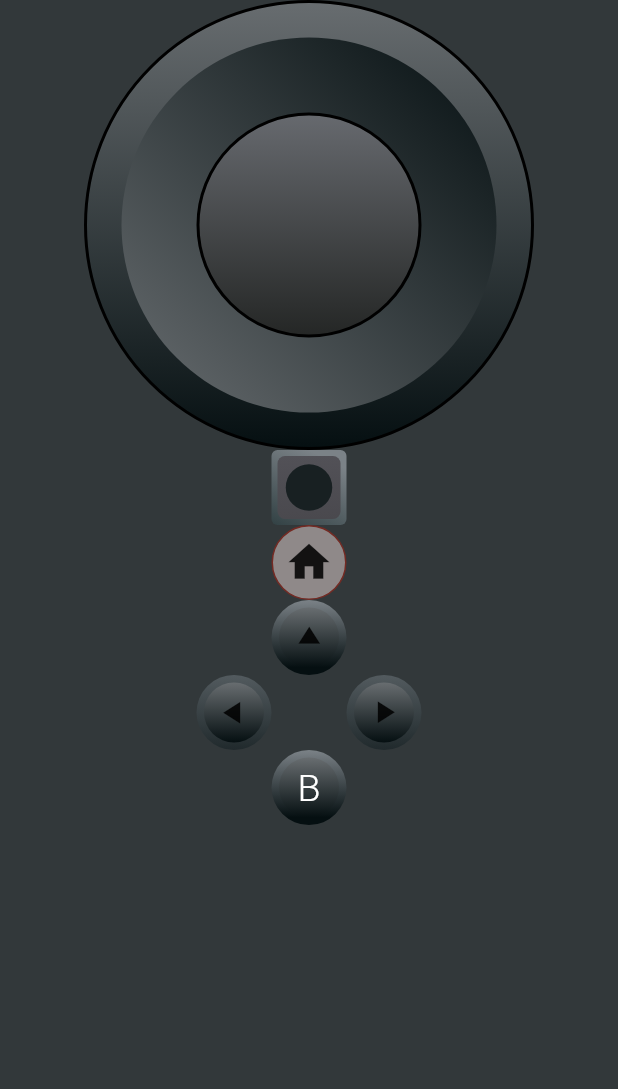
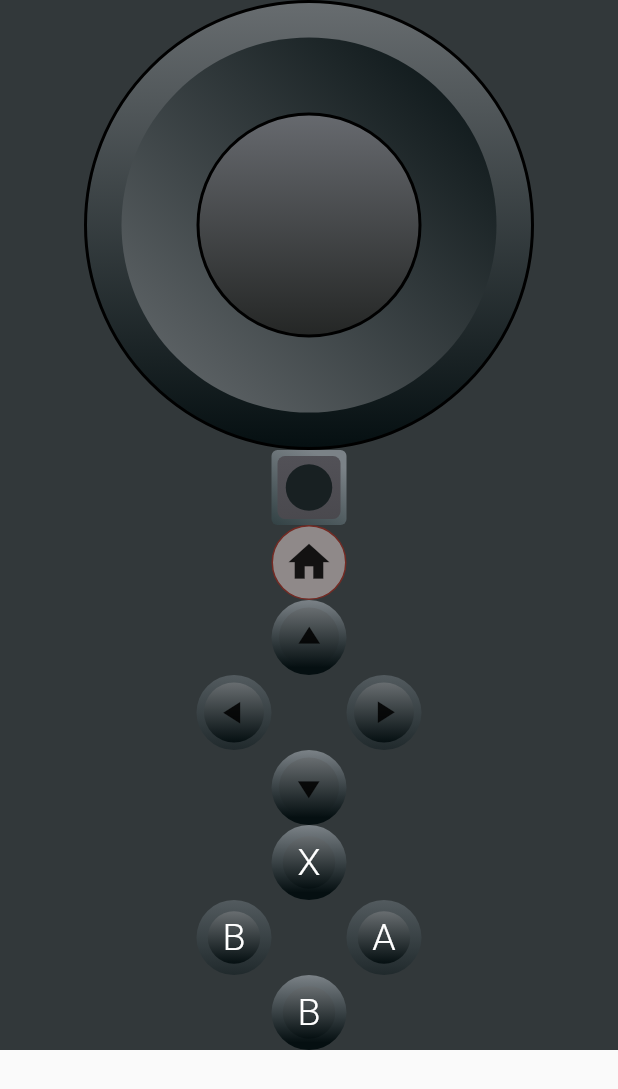
Before and after one commit to GustavoRodriguesDev/nintendo_switch, a Flutter app: the screen it shows after launch, on a phone screen of 412 x 824 dp. Shown: the top 1089 px of the screen. Run offline on Flutter 3.47's test engine with Material 2 defaults, Android fonts, the phone set to English and light mode, and no system bars.

Commit message:
Arquivo renomeado e botao de acção feito

```diff
--- a/lib/componentes/direcionais/Direcional.dart
+++ b/lib/componentes/Btn direcionais/ação/botaoPequeno.dart
@@ -4,22 +4,22 @@ import 'dart:math';
 
 import 'package:flutter/material.dart';
 
-class Direcional extends StatelessWidget {
+class BotaoPequeno extends StatelessWidget {
   final double containerUm;
   final double containerDOis;
-  final double sizeIcom;
+  final double? sizeIcom;
   final AlignmentGeometry gradientBegin;
   final AlignmentGeometry gradientEnd;
-  final double angule;
+  final double? angule;
   final String? letterButton;
-  const Direcional({
+  const BotaoPequeno({
     Key? key,
     required this.containerUm,
     required this.containerDOis,
     required this.gradientBegin,
     required this.gradientEnd,
-    required this.sizeIcom,
-    required this.angule,
+    this.sizeIcom,
+    this.angule,
     this.letterButton,
   }) : super(key: key);
 
@@ -59,7 +59,7 @@ class Direcional extends StatelessWidget {
             ? Align(
                 alignment: Alignment.bottomCenter,
                 child: Padding(
-                  padding: const EdgeInsets.all(6.0),
+                  padding: const EdgeInsets.all(3.0),
                   child: Text(
                     letterButton!,
                     textAlign: TextAlign.end,
@@ -72,7 +72,7 @@ class Direcional extends StatelessWidget {
               )
             : Transform(
                 alignment: Alignment.center,
-                transform: Matrix4.rotationZ(angule * pi / 180),
+                transform: Matrix4.rotationZ(angule! * pi / 180),
                 child: Icon(
                   Icons.play_arrow,
                   size: sizeIcom,
--- /dev/null
+++ b/lib/componentes/actionButton.dart
@@ -0,0 +1,68 @@
+// ignore_for_file: sized_box_for_whitespace, prefer_const_literals_to_create_immutables, prefer_const_constructors
+
+import 'package:flutter/material.dart';
+import 'package:nintendo_switch/componentes/Btn%20direcionais/a%C3%A7%C3%A3o/botaoPequeno.dart';
+
+class ActionButton extends StatelessWidget {
+  const ActionButton({Key? key}) : super(key: key);
+
+  @override
+  Widget build(BuildContext context) {
+    return Container(
+      height: 150,
+      width: 150,
+      child: Stack(
+        children: [
+          Positioned(
+            bottom: 0,
+            right: 10,
+            left: 10,
+            child: BotaoPequeno(
+              containerUm: 50,
+              containerDOis: 35,
+              gradientBegin: Alignment.bottomCenter,
+              gradientEnd: Alignment.topCenter,
+              letterButton: 'B',
+            ),
+          ),
+          Positioned(
+            top: 0,
+            right: 10,
+            left: 10,
+            child: BotaoPequeno(
+              containerUm: 50,
+              containerDOis: 35,
+              gradientBegin: Alignment.bottomCenter,
+              gradientEnd: Alignment.topCenter,
+              letterButton: 'X',
+            ),
+          ),
+          Positioned(
+            bottom: 10,
+            right: 0,
+            top: 10,
+            child: BotaoPequeno(
+              containerUm: 50,
+              containerDOis: 35,
+              gradientBegin: Alignment.bottomCenter,
+              gradientEnd: Alignment.topCenter,
+              letterButton: 'A',
+            ),
+          ),
+          Positioned(
+            bottom: 10,
+            top: 10,
+            left: 0,
+            child: BotaoPequeno(
+              containerUm: 50,
+              containerDOis: 35,
+              gradientBegin: Alignment.bottomCenter,
+              gradientEnd: Alignment.topCenter,
+              letterButton: 'B',
+            ),
+          ),
+        ],
+      ),
+    );
+  }
+}
--- a/lib/componentes/directionalButton.dart
+++ b/lib/componentes/directionalButton.dart
@@ -3,8 +3,7 @@
 import 'dart:math';
 
 import 'package:flutter/material.dart';
-
-import 'direcionais/Direcional.dart';
+import 'package:nintendo_switch/componentes/Btn%20direcionais/a%C3%A7%C3%A3o/botaoPequeno.dart';
 
 class DirectionalButton extends StatelessWidget {
   const DirectionalButton({Key? key}) : super(key: key);
@@ -20,7 +19,7 @@ class DirectionalButton extends StatelessWidget {
             top: 0,
             right: 10,
             left: 10,
-            child: Direcional(
+            child: BotaoPequeno(
               containerUm: 50,
               containerDOis: 40,
               sizeIcom: 25,
@@ -33,7 +32,7 @@ class DirectionalButton extends StatelessWidget {
             top: 10,
             bottom: 10,
             right: 0,
-            child: Direcional(
+            child: BotaoPequeno(
                 containerUm: 50,
                 containerDOis: 40,
                 sizeIcom: 25,
@@ -45,7 +44,7 @@ class DirectionalButton extends StatelessWidget {
             top: 10,
             bottom: 10,
             left: 0,
-            child: Direcional(
+            child: BotaoPequeno(
                 containerUm: 50,
                 containerDOis: 40,
                 sizeIcom: 25,
@@ -57,14 +56,13 @@ class DirectionalButton extends StatelessWidget {
             bottom: 0,
             left: 10,
             right: 10,
-            child: Direcional(
+            child: BotaoPequeno(
               containerUm: 50,
               containerDOis: 40,
               sizeIcom: 25,
               gradientBegin: Alignment.bottomCenter,
               gradientEnd: Alignment.topCenter,
               angule: 90,
-              letterButton: 'B',
             ),
           ),
         ],
--- a/lib/nintendo.dart
+++ b/lib/nintendo.dart
@@ -1,6 +1,7 @@
 // ignore_for_file: prefer_const_constructors, prefer_const_literals_to_create_immutables
 
 import 'package:flutter/material.dart';
+import 'package:nintendo_switch/componentes/actionButton.dart';
 import 'package:nintendo_switch/componentes/bigButton.dart';
 import 'package:nintendo_switch/componentes/directionalButton.dart';
 import 'package:nintendo_switch/componentes/homeButton.dart';
@@ -17,7 +18,9 @@ class _NintendoSwitchState extends State<NintendoSwitch> {
   @override
   Widget build(BuildContext context) {
     return Scaffold(
-      body: Container(
+      body: ListView(
+        children: [
+          Container(
             width: MediaQuery.of(context).size.width,
             color: Color(0xFF32383A),
             child: Column(
@@ -27,9 +30,12 @@ class _NintendoSwitchState extends State<NintendoSwitch> {
                 ),
                 SoundButton(),
                 HomeButton(),
-            DirectionalButton()
+                DirectionalButton(),
+                ActionButton()
               ],
             ),
+          ),
+        ],
       ),
     );
   }
```
Lines whose indentation alone changed are shown as unchanged.
